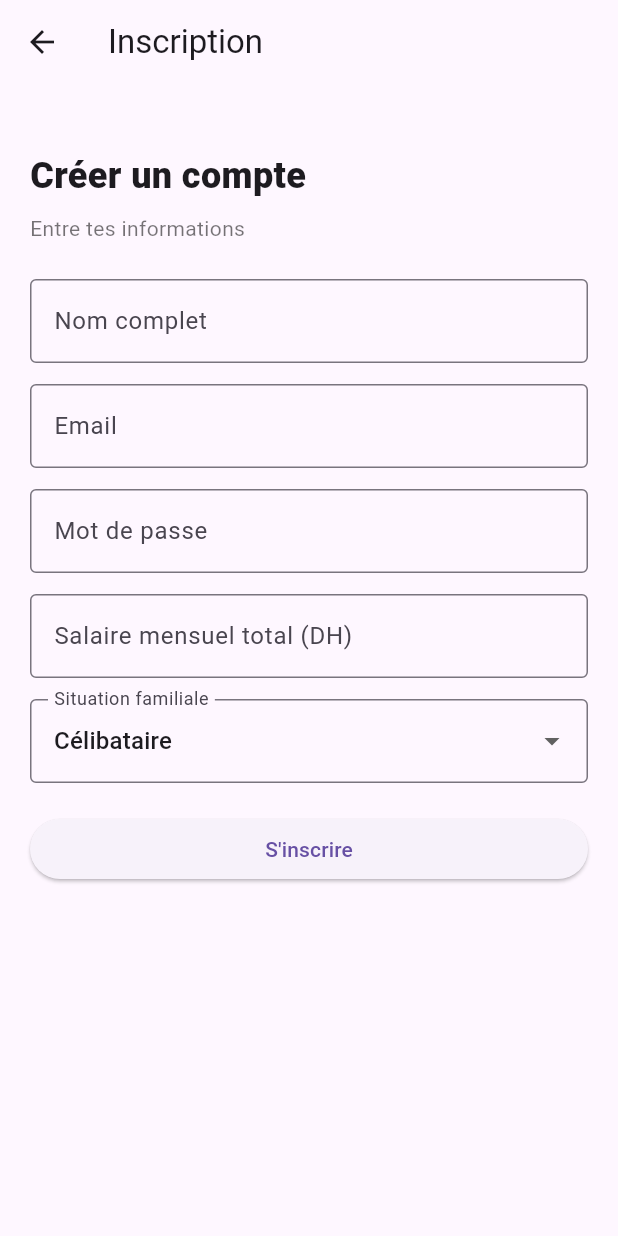
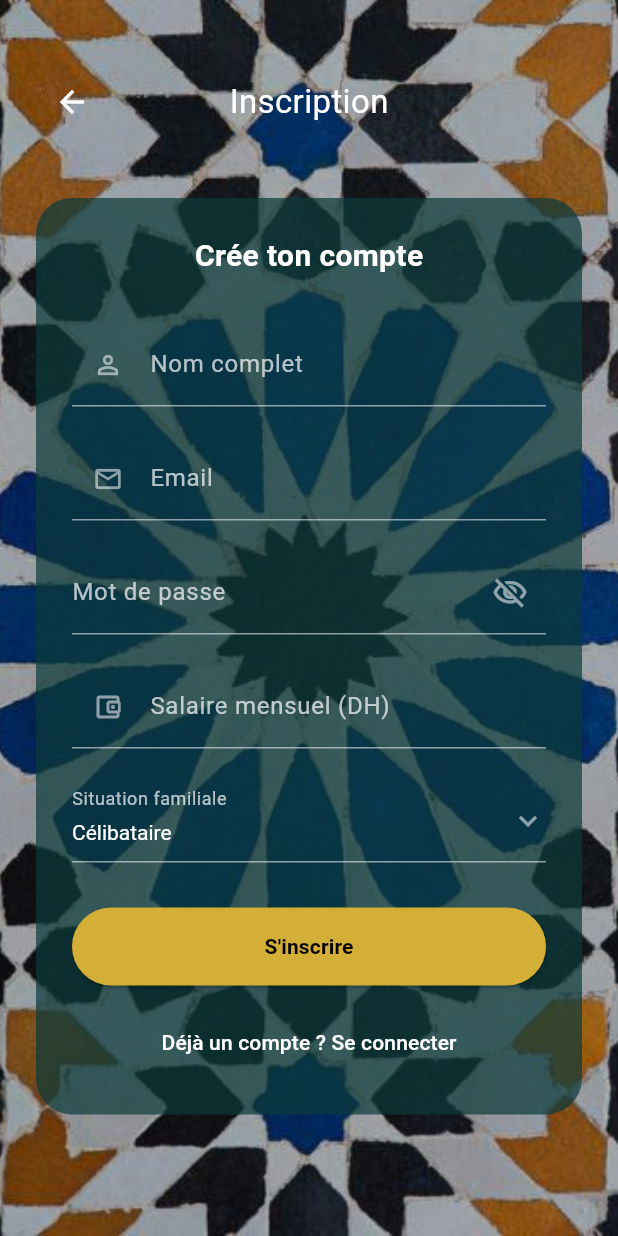
Before and after one commit to douaaelarif12/ssando9a, a Flutter app: the screen it shows after launch, after a tap on "Créer un compte", on a phone screen of 412 x 824 dp. Run offline on Flutter 3.47's test engine with Material 3 defaults, Android fonts, the phone set to English and light mode, and no system bars; our stand-ins replace cloud_firestore, firebase_ai, firebase_auth, firebase_core, fl_chart, flutter_riverpod and 2 more; accounts and stored records are empty.

Commit message:
Update: improve auth screens UI

```diff
--- a/lib/features/auth/presentation/screens/login_screen.dart
+++ b/lib/features/auth/presentation/screens/login_screen.dart
@@ -204,14 +204,32 @@ class _LoginScreenState extends ConsumerState<LoginScreen> {
                   child: Column(
                     crossAxisAlignment: CrossAxisAlignment.start,
                     children: [
-                      const Text(
-                        'Bienvenue sur Sandokti',
-                        style: TextStyle(
-                          color: Colors.white,
-                          fontSize: 30,
-                          fontWeight: FontWeight.bold,
-                        ),
-                      ),
+                       Center(
+  child: Container(
+    padding: const EdgeInsets.all(12),
+    decoration: BoxDecoration(
+      color: Colors.white.withOpacity(0.08),
+      borderRadius: BorderRadius.circular(20),
+      border: Border.all(
+        color: const Color(0xFFD4AF37).withOpacity(0.5),
+        width: 1,
+      ),
+    ),
+    child: ClipRRect(
+      borderRadius: BorderRadius.circular(12),
+      child: SizedBox(
+        width: 110,
+        height: 110,
+        child: FittedBox(
+          fit: BoxFit.cover,
+          child: Image.asset(
+            'assets/logo/sandokti_logo.png',
+          ),
+        ),
+      ),
+    ),
+  ),
+),
                       const SizedBox(height: 6),
                       const Text(
                         'Connecte-toi pour continuer',
--- a/lib/features/auth/presentation/screens/register_screen.dart
+++ b/lib/features/auth/presentation/screens/register_screen.dart
@@ -20,47 +20,26 @@ class _RegisterScreenState extends ConsumerState<RegisterScreen> {
       TextEditingController(text: '0');
 
   String _householdType = 'single';
+  bool _obscurePassword = true;
 
   Future<void> _submit() async {
     final salary = int.tryParse(_salary.text.trim()) ?? 0;
     final children = int.tryParse(_childrenCount.text.trim()) ?? 0;
 
     if (_fullName.text.trim().isEmpty) {
-      ScaffoldMessenger.of(context).showSnackBar(
-        const SnackBar(content: Text('Le nom complet est obligatoire')),
-      );
+      _show("Le nom complet est obligatoire");
       return;
     }
-
     if (_email.text.trim().isEmpty) {
-      ScaffoldMessenger.of(context).showSnackBar(
-        const SnackBar(content: Text("L'email est obligatoire")),
-      );
+      _show("L'email est obligatoire");
       return;
     }
-
     if (_password.text.length < 6) {
-      ScaffoldMessenger.of(context).showSnackBar(
-        const SnackBar(
-          content: Text(
-            'Le mot de passe doit contenir au moins 6 caractères',
-          ),
-        ),
-      );
+      _show('Le mot de passe doit contenir au moins 6 caractères');
       return;
     }
-
     if (salary <= 0) {
-      ScaffoldMessenger.of(context).showSnackBar(
-        const SnackBar(content: Text('Le salaire mensuel est invalide')),
-      );
-      return;
-    }
-
-    if (_householdType == 'couple' && children < 0) {
-      ScaffoldMessenger.of(context).showSnackBar(
-        const SnackBar(content: Text("Le nombre d'enfants est invalide")),
-      );
+      _show('Le salaire mensuel est invalide');
       return;
     }
 
@@ -76,18 +55,19 @@ class _RegisterScreenState extends ConsumerState<RegisterScreen> {
     if (!mounted) return;
 
     if (error != null) {
-      ScaffoldMessenger.of(context).showSnackBar(
-        SnackBar(content: Text(error)),
-      );
+      _show(error);
       return;
     }
 
     Navigator.pushReplacement(
       context,
-      MaterialPageRoute(
-        builder: (_) => const OnboardingScreen(),
-      ),
+      MaterialPageRoute(builder: (_) => const OnboardingScreen()),
     );
+  }
+
+  void _show(String msg) {
+    ScaffoldMessenger.of(context)
+        .showSnackBar(SnackBar(content: Text(msg)));
   }
 
   @override
@@ -96,112 +76,230 @@ class _RegisterScreenState extends ConsumerState<RegisterScreen> {
     final bool isLoading = auth.isLoading;
 
     return Scaffold(
-      appBar: AppBar(
-        title: const Text('Inscription'),
+      body: Stack(
+        fit: StackFit.expand,
+        children: [
+          // 🔹 Background zellige
+          Image.asset(
+            'assets/patterns/zellige.png',
+            fit: BoxFit.cover,
           ),
-      body: ListView(
-        padding: const EdgeInsets.all(20),
+
+          // 🔹 Overlay
+          Container(
+            color: Colors.black.withOpacity(0.30),
+          ),
+
+          SafeArea(
+            child: ListView(
+              padding:
+                  const EdgeInsets.symmetric(horizontal: 24, vertical: 20),
               children: [
                 const SizedBox(height: 24),
-          const Text(
-            'Créer un compte',
-            style: TextStyle(
-              fontSize: 24,
-              fontWeight: FontWeight.w900,
+
+                // 🔙 Header
+                Stack(
+                  alignment: Alignment.center,
+                  children: [
+                    Align(
+                      alignment: Alignment.centerLeft,
+                      child: IconButton(
+                        icon: const Icon(Icons.arrow_back,
+                            color: Colors.white),
+                        onPressed: () => Navigator.pop(context),
                       ),
                     ),
-          const SizedBox(height: 8),
                     const Text(
-            'Entre tes informations',
-            style: TextStyle(color: Colors.black54),
-          ),
-          const SizedBox(height: 24),
-          TextField(
-            controller: _fullName,
-            textInputAction: TextInputAction.next,
-            decoration: const InputDecoration(
-              labelText: 'Nom complet',
-              border: OutlineInputBorder(),
+                      'Inscription',
+                      style: TextStyle(
+                        color: Colors.white,
+                        fontSize: 22,
                       ),
                     ),
-          const SizedBox(height: 14),
-          TextField(
-            controller: _email,
-            keyboardType: TextInputType.emailAddress,
-            textInputAction: TextInputAction.next,
-            decoration: const InputDecoration(
-              labelText: 'Email',
-              border: OutlineInputBorder(),
+                  ],
+                ),
+
+                const SizedBox(height: 40),
+
+                // 🔥 CARD
+                Container(
+                  padding: const EdgeInsets.all(24),
+                  decoration: BoxDecoration(
+                    color: const Color(0xFF0B3A3A).withOpacity(0.70),
+                    borderRadius: BorderRadius.circular(24),
+                  ),
+                  child: Column(
+                    crossAxisAlignment: CrossAxisAlignment.start,
+                    children: [
+                      const Center(
+                        child: Text(
+                          'Crée ton compte',
+                          style: TextStyle(
+                            color: Colors.white,
+                            fontSize: 20,
+                            fontWeight: FontWeight.w600,
                           ),
                         ),
-          const SizedBox(height: 14),
-          TextField(
+                      ),
+
+                      const SizedBox(height: 30),
+
+                      _buildInput(_fullName, 'Nom complet',
+                          icon: Icons.person_outline),
+
+                      _buildInput(_email, 'Email',
+                          icon: Icons.email_outlined,
+                          keyboardType: TextInputType.emailAddress),
+
+                      // Mot de passe avec œil
+                      Padding(
+                        padding: const EdgeInsets.only(bottom: 20),
+                        child: TextField(
                           controller: _password,
-            obscureText: true,
-            textInputAction: TextInputAction.next,
-            decoration: const InputDecoration(
+                          obscureText: _obscurePassword,
+                          style: const TextStyle(color: Colors.white),
+                          decoration: InputDecoration(
                             labelText: 'Mot de passe',
-              border: OutlineInputBorder(),
+                            labelStyle:
+                                const TextStyle(color: Colors.white70),
+                            enabledBorder: const UnderlineInputBorder(
+                              borderSide:
+                                  BorderSide(color: Colors.white54),
+                            ),
+                            focusedBorder: const UnderlineInputBorder(
+                              borderSide:
+                                  BorderSide(color: Color(0xFFD4AF37)),
+                            ),
+                            suffixIcon: IconButton(
+                              onPressed: () => setState(() =>
+                                  _obscurePassword = !_obscurePassword),
+                              icon: Icon(
+                                _obscurePassword
+                                    ? Icons.visibility_off_outlined
+                                    : Icons.visibility_outlined,
+                                color: Colors.white54,
                               ),
                             ),
-          const SizedBox(height: 14),
-          TextField(
-            controller: _salary,
-            keyboardType: TextInputType.number,
-            textInputAction: TextInputAction.next,
-            decoration: const InputDecoration(
-              labelText: 'Salaire mensuel total (DH)',
-              border: OutlineInputBorder(),
                           ),
                         ),
-          const SizedBox(height: 14),
+                      ),
+
+                      _buildInput(_salary, 'Salaire mensuel (DH)',
+                          icon: Icons.account_balance_wallet_outlined,
+                          keyboardType: TextInputType.number),
+
+                      // Dropdown situation familiale
                       DropdownButtonFormField<String>(
                         value: _householdType,
+                        dropdownColor: const Color(0xFF0B3A3A),
+                        style: const TextStyle(color: Colors.white),
+                        icon: const Icon(Icons.keyboard_arrow_down,
+                            color: Colors.white54),
                         decoration: const InputDecoration(
                           labelText: 'Situation familiale',
-              border: OutlineInputBorder(),
+                          labelStyle: TextStyle(color: Colors.white70),
+                          enabledBorder: UnderlineInputBorder(
+                            borderSide: BorderSide(color: Colors.white54),
+                          ),
+                          focusedBorder: UnderlineInputBorder(
+                            borderSide:
+                                BorderSide(color: Color(0xFFD4AF37)),
+                          ),
                         ),
                         items: const [
                           DropdownMenuItem(
                               value: 'single',
-                child: Text('Célibataire'),
+                              child: Text('Célibataire')),
+                          DropdownMenuItem(
+                              value: 'couple', child: Text('Couple')),
+                        ],
+                        onChanged: (value) => setState(
+                            () => _householdType = value ?? 'single'),
                       ),
-              DropdownMenuItem(
-                value: 'couple',
-                child: Text('Couple'),
+
+                      if (_householdType == 'couple') ...[
+                        const SizedBox(height: 4),
+                        _buildInput(_childrenCount, "Nombre d'enfants",
+                            icon: Icons.child_care_outlined,
+                            keyboardType: TextInputType.number),
+                      ],
+
+                      const SizedBox(height: 30),
+
+                      // Bouton S'inscrire
+                      SizedBox(
+                        width: double.infinity,
+                        child: ElevatedButton(
+                          style: ElevatedButton.styleFrom(
+                            backgroundColor: const Color(0xFFD4AF37),
+                            padding:
+                                const EdgeInsets.symmetric(vertical: 16),
+                            shape: RoundedRectangleBorder(
+                              borderRadius: BorderRadius.circular(30),
                             ),
-            ],
-            onChanged: isLoading
+                          ),
+                          onPressed: isLoading ? null : _submit,
+                          child: Text(
+                            isLoading ? 'Chargement...' : "S'inscrire",
+                            style: const TextStyle(
+                              color: Colors.black,
+                              fontWeight: FontWeight.bold,
+                            ),
+                          ),
+                        ),
+                      ),
+
+                      const SizedBox(height: 14),
+
+                      Center(
+                        child: TextButton(
+                          onPressed: isLoading
                               ? null
-                : (value) {
-              setState(() {
-                _householdType = value ?? 'single';
-                if (_householdType == 'single') {
-                  _childrenCount.text = '0';
-                }
-              });
-            },
+                              : () => Navigator.pop(context),
+                          child: const Text(
+                            'Déjà un compte ? Se connecter',
+                            style: TextStyle(color: Colors.white),
                           ),
-          if (_householdType == 'couple') ...[
-            const SizedBox(height: 14),
-            TextField(
-              controller: _childrenCount,
-              keyboardType: TextInputType.number,
-              decoration: const InputDecoration(
-                labelText: "Nombre d'enfants",
-                border: OutlineInputBorder(),
                         ),
                       ),
                     ],
-          const SizedBox(height: 20),
-          SizedBox(
-            width: double.infinity,
-            child: ElevatedButton(
-              onPressed: isLoading ? null : _submit,
-              child: Text(isLoading ? 'Chargement...' : "S'inscrire"),
+                  ),
+                ),
+
+                const SizedBox(height: 30),
+              ],
             ),
           ),
         ],
+      ),
+    );
+  }
+
+  Widget _buildInput(
+    TextEditingController controller,
+    String label, {
+    TextInputType keyboardType = TextInputType.text,
+    IconData? icon,
+  }) {
+    return Padding(
+      padding: const EdgeInsets.only(bottom: 20),
+      child: TextField(
+        controller: controller,
+        keyboardType: keyboardType,
+        style: const TextStyle(color: Colors.white),
+        decoration: InputDecoration(
+          labelText: label,
+          labelStyle: const TextStyle(color: Colors.white70),
+          prefixIcon: icon != null
+              ? Icon(icon, color: Colors.white54, size: 20)
+              : null,
+          enabledBorder: const UnderlineInputBorder(
+            borderSide: BorderSide(color: Colors.white54),
+          ),
+          focusedBorder: const UnderlineInputBorder(
+            borderSide: BorderSide(color: Color(0xFFD4AF37)),
+          ),
+        ),
       ),
     );
   }
--- a/lib/features/budget/presentation/dashboard_controller.dart
+++ b/lib/features/budget/presentation/dashboard_controller.dart
@@ -16,6 +16,7 @@ class DashboardState {
   final int expenseCents;
   final int previousExpenseCents;
   final int fixedExpensesCents;
+  final int actualSavingCents;
   final List<TransactionModel> recent;
   final List<Map<String, Object?>> byCategory;
   final List<BudgetRecommendation> recommendations;
@@ -24,14 +25,13 @@ class DashboardState {
   final String smartAdvice;
   final SpendingHabitAnalysis spendingHabitAnalysis;
 
-  // Prévision IA
   final int forecastExpenseCents;
   final bool forecastWillOverrun;
 
   int get reservedSavingCents => plannedMonthlySavingCents;
 
   int get realAvailableBudgetCents =>
-      incomeCents - plannedMonthlySavingCents - fixedExpensesCents;
+      incomeCents - plannedMonthlySavingCents - actualSavingCents - fixedExpensesCents;
 
   int get availableBudgetCents => realAvailableBudgetCents;
 
@@ -43,7 +43,7 @@ class DashboardState {
 
   double get savingRate {
     if (incomeCents == 0) return 0;
-    return (realBalanceCents / incomeCents) * 100;
+    return (actualSavingCents / incomeCents) * 100;
   }
 
   double get expenseVariationPercent {
@@ -57,6 +57,7 @@ class DashboardState {
     required this.expenseCents,
     required this.previousExpenseCents,
     required this.fixedExpensesCents,
+    required this.actualSavingCents,
     required this.recent,
     required this.byCategory,
     required this.recommendations,
@@ -70,12 +71,13 @@ class DashboardState {
 }
 
 final dashboardProvider =
-    AsyncNotifierProvider<DashboardController, DashboardState>(
+AsyncNotifierProvider<DashboardController, DashboardState>(
   DashboardController.new,
 );
 
 class DashboardController extends AsyncNotifier<DashboardState> {
- BudgetFirestoreDatasource get ds => ref.read(budgetDsProvider);
+  BudgetFirestoreDatasource get ds => ref.read(budgetDsProvider);
+
   @override
   Future<DashboardState> build() async {
     final now = DateTime.now();
@@ -88,6 +90,7 @@ class DashboardController extends AsyncNotifier<DashboardState> {
         expenseCents: 0,
         previousExpenseCents: 0,
         fixedExpensesCents: 0,
+        actualSavingCents: 0,
         recent: [],
         byCategory: [],
         recommendations: [],
@@ -102,6 +105,7 @@ class DashboardController extends AsyncNotifier<DashboardState> {
 
     final income = await ds.getMonthlyIncomeTotalCents(now.year, now.month);
     final expense = await ds.getMonthlyExpenseCents(now.year, now.month);
+    final actualSaving = await ds.getMonthlySavingsCents(now.year, now.month);
 
     final fixedExpenses = await ds.getTotalFixedExpensesCentsForMonth(
       now.year,
@@ -119,10 +123,10 @@ class DashboardController extends AsyncNotifier<DashboardState> {
     final recent = await ds.getRecentTransactions();
 
     final currentMonthTransactions =
-        await ds.getTransactionsForMonth(now.year, now.month);
+    await ds.getTransactionsForMonth(now.year, now.month);
 
     final previousMonthTransactions =
-        await ds.getTransactionsForMonth(prevYear, prevMonth);
+    await ds.getTransactionsForMonth(prevYear, prevMonth);
 
     final byCategory = await ds.getMonthlyExpenseByCategoryRaw(
       now.year,
@@ -139,7 +143,9 @@ class DashboardController extends AsyncNotifier<DashboardState> {
       );
     }
 
-    int variableBudgetBase = income - monthlySavingTotal - fixedExpenses;
+    int variableBudgetBase =
+        income - monthlySavingTotal - actualSaving - fixedExpenses;
+
     if (variableBudgetBase < 0) {
       variableBudgetBase = 0;
     }
@@ -155,7 +161,6 @@ class DashboardController extends AsyncNotifier<DashboardState> {
       byCategory: byCategory,
     );
 
-    // IA locale 1 : anomalie simple
     final globalAnomaly = AnomalyDetector.isAnomalous(
       currentCents: expense,
       averageCents: previousExpense,
@@ -174,12 +179,11 @@ class DashboardController extends AsyncNotifier<DashboardState> {
       );
     }
 
-    // IA locale 2 : prévision fin de mois
     final currentDay = now.day;
     final totalDaysInMonth = DateTime(now.year, now.month + 1, 0).day;
 
     final availableBudgetForForecast =
-        income - fixedExpenses - monthlySavingTotal;
+        income - fixedExpenses - monthlySavingTotal - actualSaving;
 
     final forecast = SpendingForecastEngine.forecast(
       currentExpenseCents: expense,
@@ -227,6 +231,7 @@ class DashboardController extends AsyncNotifier<DashboardState> {
       expenseCents: expense,
       previousExpenseCents: previousExpense,
       fixedExpensesCents: fixedExpenses,
+      actualSavingCents: actualSaving,
       recent: recent,
       byCategory: byCategory,
       recommendations: recommendations,
--- a/lib/features/budget/presentation/screens/transactions_screen.dart
+++ b/lib/features/budget/presentation/screens/transactions_screen.dart
@@ -36,11 +36,22 @@ FutureProvider.autoDispose<_TransactionsMonthOverview>((ref) async {
     }
   }
 
+  final planned = await ds.getPlannedExpenses();
+
+  int monthlyGoalCents = 0;
+  for (final p in planned) {
+    monthlyGoalCents += ds.calculateMonthlySaving(
+      totalCents: p['totalAmountCents'] as int,
+      targetDateMillis: p['targetDate'] as int,
+    );
+  }
+
   final remainingBudgetCents = salaryCents +
       primesCents -
+      monthlyGoalCents -
       fixedExpensesCents -
-      expenseCents -
-      savingsCents;
+      savingsCents -
+      expenseCents;
 
   return _TransactionsMonthOverview(
     items: items,
--- a/pubspec.yaml
+++ b/pubspec.yaml
@@ -27,7 +27,7 @@ dependencies:
   cloud_firestore: ^6.3.0
 
   # Vertex AI in Firebase (remplace google_generative_ai — pas de clé API exposée)
-  firebase_ai: 3.11.0
+  firebase_ai: ^3.11.0
 
   # PDF export
   pdf: ^3.11.0
@@ -43,3 +43,4 @@ flutter:
   uses-material-design: true
   assets:
     - assets/patterns/zellige.png
+    - assets/logo/sandokti_logo.png
```
Also changed, not shown: assets/logo/sandokti_logo.png (added). Lines whose indentation alone changed are shown as unchanged.
